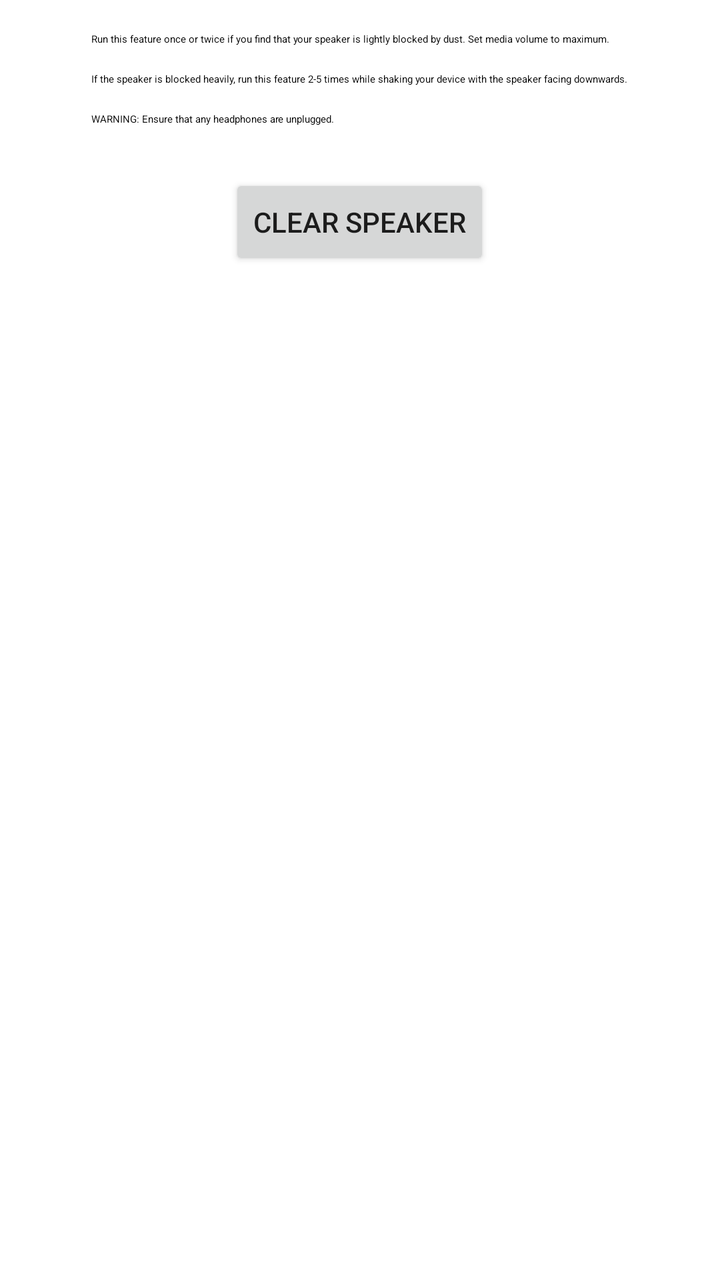
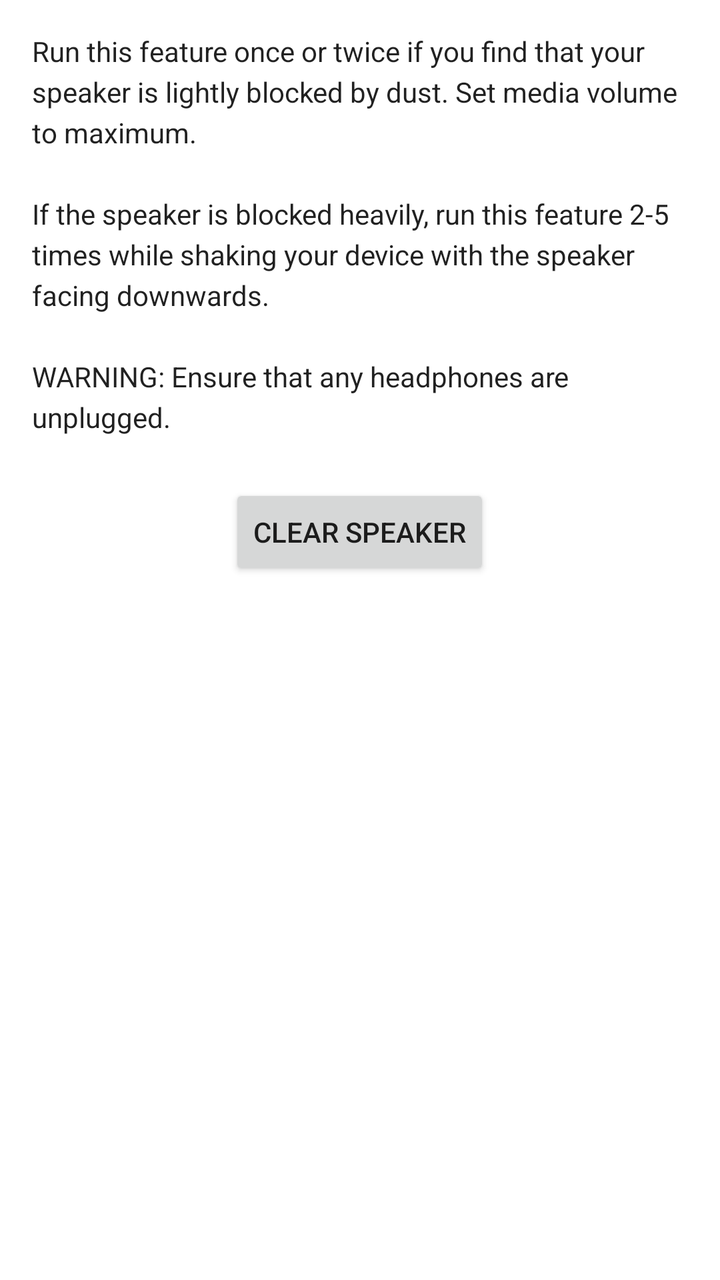

Screens rendered from an Android XML layout before and after an edit, with the pre-edit source and the edit as a unified diff.
<!-- AndroidManifest.xml: fallback theme Theme.MaterialComponents.DayNight.NoActionBar -->
<!-- res/layout/clear_speaker_settings.xml -->
<?xml version="1.0" encoding="utf-8"?>
<LinearLayout xmlns:android="http://schemas.android.com/apk/res/android"
    android:layout_width="match_parent"
    android:layout_height="match_parent"
    android:orientation="vertical"
    android:gravity="center_horizontal"
    android:padding="16dp">

    <TextView
        android:layout_width="wrap_content"
        android:layout_height="wrap_content"
        android:text="@string/clear_speaker_description"
        android:textAppearance="?android:attr/textAppearanceBody2"
        android:lineSpacingExtra="4dp"
        android:paddingBottom="24dp" />

    <Button
        android:id="@+id/clear_speaker_button"
        android:layout_width="wrap_content"
        android:layout_height="wrap_content"
        android:text="@string/clear_speaker_title" />

    <TextView
        android:id="@+id/clear_speaker_status"
        android:layout_width="wrap_content"
        android:layout_height="wrap_content"
        android:paddingTop="16dp"
        android:textAppearance="?android:attr/textAppearanceBody1" />
</LinearLayout>
<!-- resources referenced by this layout -->
<resources>
  <string name="clear_speaker_description">Run this feature once or twice if you find that your speaker is lightly blocked by dust. Set media volume to maximum.\n\nIf the speaker is blocked heavily, run this feature 2-5 times while shaking your device with the speaker facing downwards.\n\nWARNING: Ensure that any headphones are unplugged.</string>
  <string name="clear_speaker_title">Clear speaker</string>
</resources>

<!-- the commit's change to res/layout/clear_speaker_settings.xml (unified diff, before → after) -->
@@ -10,7 +10,7 @@
         android:layout_width="wrap_content"
         android:layout_height="wrap_content"
         android:text="@string/clear_speaker_description"
-        android:textAppearance="?android:attr/textAppearanceBody2"
+        android:textAppearance="?android:attr/textAppearanceListItemSecondary"
         android:lineSpacingExtra="4dp"
         android:paddingBottom="24dp" />
 
@@ -25,5 +25,5 @@
         android:layout_width="wrap_content"
         android:layout_height="wrap_content"
         android:paddingTop="16dp"
-        android:textAppearance="?android:attr/textAppearanceBody1" />
+        android:textAppearance="?android:attr/textAppearanceListItem" />
 </LinearLayout>
